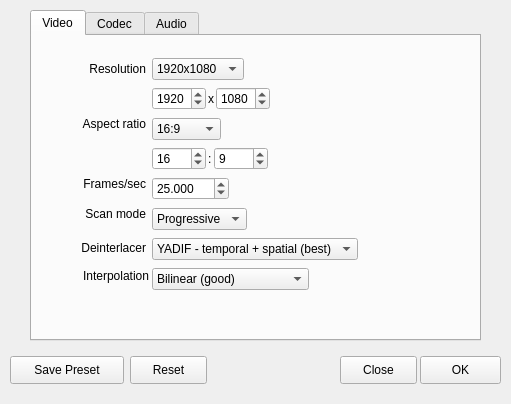
This is src/MovieMator/src/docks/advanceddock.ui in hansewu/MovieMator as Qt 5 draws it before an edit. The edited form follows.
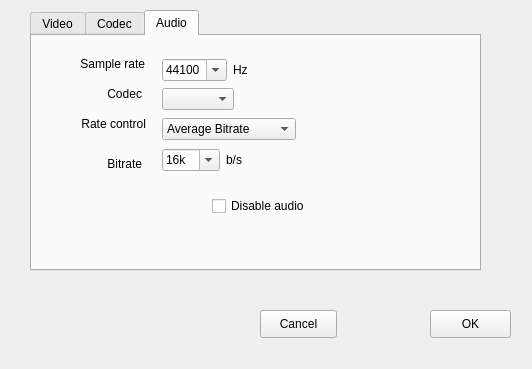
This is the edited form.

Diff of the .ui file:
```diff
--- a/src/MovieMator/src/docks/advanceddock.ui
+++ b/src/MovieMator/src/docks/advanceddock.ui
@@ -6,8 +6,8 @@
    <rect>
     <x>0</x>
     <y>0</y>
-    <width>511</width>
-    <height>404</height>
+    <width>532</width>
+    <height>369</height>
    </rect>
   </property>
   <property name="windowTitle">
@@ -17,24 +17,8 @@
    <widget class="QPushButton" name="addPresetButton">
     <property name="geometry">
      <rect>
-      <x>10</x>
-      <y>356</y>
-      <width>114</width>
-      <height>28</height>
-     </rect>
-    </property>
-    <property name="toolTip">
-     <string>Add current settings as a new custom preset</string>
-    </property>
-    <property name="text">
-     <string>Save Preset</string>
-    </property>
-   </widget>
-   <widget class="QPushButton" name="resetButton">
-    <property name="geometry">
-     <rect>
-      <x>130</x>
-      <y>356</y>
+      <x>260</x>
+      <y>310</y>
       <width>77</width>
       <height>28</height>
      </rect>
@@ -43,27 +27,14 @@
      <string>Reset options to defaults</string>
     </property>
     <property name="text">
-     <string>Reset</string>
+     <string>Cancel</string>
     </property>
    </widget>
    <widget class="QPushButton" name="closeButton">
     <property name="geometry">
      <rect>
-      <x>340</x>
-      <y>356</y>
-      <width>77</width>
-      <height>28</height>
-     </rect>
-    </property>
-    <property name="text">
-     <string>Close</string>
-    </property>
-   </widget>
-   <widget class="QPushButton" name="confirmButton">
-    <property name="geometry">
-     <rect>
-      <x>420</x>
-      <y>356</y>
+      <x>430</x>
+      <y>310</y>
       <width>81</width>
       <height>28</height>
      </rect>
@@ -73,16 +44,19 @@
     </property>
    </widget>
    <widget class="QTabWidget" name="tabWidget">
+    <property name="enabled">
+     <bool>true</bool>
+    </property>
     <property name="geometry">
      <rect>
       <x>30</x>
       <y>10</y>
       <width>451</width>
-      <height>331</height>
+      <height>261</height>
      </rect>
     </property>
     <property name="currentIndex">
-     <number>0</number>
+     <number>2</number>
     </property>
     <property name="usesScrollButtons">
      <bool>false</bool>
@@ -90,7 +64,7 @@
     <property name="documentMode">
      <bool>false</bool>
     </property>
-    <widget class="QWidget" name="modeTab">
+    <widget class="QWidget" name="videoTab">
      <attribute name="title">
       <string>Video</string>
      </attribute>
@@ -109,11 +83,14 @@
       </property>
       <item row="0" column="0">
        <widget class="QWidget" name="widget" native="true">
+        <property name="enabled">
+         <bool>true</bool>
+        </property>
         <widget class="QLabel" name="label_2">
          <property name="geometry">
           <rect>
            <x>40</x>
-           <y>204</y>
+           <y>154</y>
            <width>74</width>
            <height>16</height>
           </rect>
@@ -129,7 +106,7 @@
          <property name="geometry">
           <rect>
            <x>40</x>
-           <y>232</y>
+           <y>182</y>
            <width>77</width>
            <height>16</height>
           </rect>
@@ -145,7 +122,7 @@
          <property name="geometry">
           <rect>
            <x>44</x>
-           <y>140</y>
+           <y>90</y>
            <width>70</width>
            <height>16</height>
           </rect>
@@ -161,7 +138,7 @@
          <property name="geometry">
           <rect>
            <x>46</x>
-           <y>170</y>
+           <y>130</y>
            <width>68</width>
            <height>16</height>
           </rect>
@@ -173,22 +150,6 @@
           <set>Qt::AlignRight|Qt::AlignTrailing|Qt::AlignVCenter</set>
          </property>
         </widget>
-        <widget class="QLabel" name="label_13">
-         <property name="geometry">
-          <rect>
-           <x>40</x>
-           <y>80</y>
-           <width>74</width>
-           <height>16</height>
-          </rect>
-         </property>
-         <property name="text">
-          <string>Aspect ratio</string>
-         </property>
-         <property name="alignment">
-          <set>Qt::AlignRight|Qt::AlignTrailing|Qt::AlignVCenter</set>
-         </property>
-        </widget>
         <widget class="QLabel" name="label_22">
          <property name="geometry">
           <rect>
@@ -266,67 +227,6 @@
           </item>
          </layout>
         </widget>
-        <widget class="QWidget" name="layoutWidget_2">
-         <property name="geometry">
-          <rect>
-           <x>120</x>
-           <y>110</y>
-           <width>281</width>
-           <height>26</height>
-          </rect>
-         </property>
-         <layout class="QHBoxLayout" name="horizontalLayout_8">
-          <property name="spacing">
-           <number>2</number>
-          </property>
-          <item>
-           <widget class="QSpinBox" name="aspectNumSpinner">
-            <property name="minimum">
-             <number>1</number>
-            </property>
-            <property name="maximum">
-             <number>4096</number>
-            </property>
-            <property name="value">
-             <number>16</number>
-            </property>
-           </widget>
-          </item>
-          <item>
-           <widget class="QLabel" name="label_16">
-            <property name="text">
-             <string>:</string>
-            </property>
-           </widget>
-          </item>
-          <item>
-           <widget class="QSpinBox" name="aspectDenSpinner">
-            <property name="minimum">
-             <number>1</number>
-            </property>
-            <property name="maximum">
-             <number>4096</number>
-            </property>
-            <property name="value">
-             <number>9</number>
-            </property>
-           </widget>
-          </item>
-          <item>
-           <spacer name="horizontalSpacer_8">
-            <property name="orientation">
-             <enum>Qt::Horizontal</enum>
-            </property>
-            <property name="sizeHint" stdset="0">
-             <size>
-              <width>40</width>
-              <height>20</height>
-             </size>
-            </property>
-           </spacer>
-          </item>
-         </layout>
-        </widget>
         <widget class="QWidget" name="layoutWidget_3">
          <property name="geometry">
           <rect>
@@ -337,22 +237,6 @@
           </rect>
          </property>
          <layout class="QHBoxLayout" name="horizontalLayout_16">
-          <item>
-           <widget class="QDoubleSpinBox" name="fpsSpinner">
-            <property name="decimals">
-             <number>3</number>
-            </property>
-            <property name="minimum">
-             <double>1.000000000000000</double>
-            </property>
-            <property name="maximum">
-             <double>1000.000000000000000</double>
-            </property>
-            <property name="value">
-             <double>25.000000000000000</double>
-            </property>
-           </widget>
-          </item>
           <item>
            <spacer name="horizontalSpacer_16">
             <property name="orientation">
@@ -372,7 +256,7 @@
          <property name="geometry">
           <rect>
            <x>120</x>
-           <y>170</y>
+           <y>120</y>
            <width>281</width>
            <height>26</height>
           </rect>
@@ -417,7 +301,7 @@
          <property name="geometry">
           <rect>
            <x>120</x>
-           <y>200</y>
+           <y>150</y>
            <width>281</width>
            <height>26</height>
           </rect>
@@ -469,7 +353,7 @@
          <property name="geometry">
           <rect>
            <x>120</x>
-           <y>230</y>
+           <y>180</y>
            <width>281</width>
            <height>26</height>
           </rect>
@@ -531,7 +415,7 @@
            <widget class="QComboBox" name="resolutionBox">
             <item>
              <property name="text">
-              <string>1920x1080</string>
+              <string>1280x720(16:9)</string>
              </property>
             </item>
             <item>
@@ -571,85 +455,35 @@
             </item>
            </widget>
           </item>
-          <item>
-           <spacer name="horizontalSpacer">
-            <property name="orientation">
-             <enum>Qt::Horizontal</enum>
-            </property>
-            <property name="sizeHint" stdset="0">
-             <size>
-              <width>40</width>
-              <height>20</height>
-             </size>
-            </property>
-           </spacer>
-          </item>
          </layout>
         </widget>
-        <widget class="QWidget" name="layoutWidget_8">
+        <widget class="QDoubleSpinBox" name="fpsSpinner">
          <property name="geometry">
           <rect>
            <x>120</x>
-           <y>80</y>
-           <width>281</width>
-           <height>26</height>
+           <y>90</y>
+           <width>90</width>
+           <height>24</height>
           </rect>
          </property>
-         <layout class="QHBoxLayout" name="horizontalLayout_2">
-          <item>
-           <widget class="QComboBox" name="comboBox_2">
-            <item>
-             <property name="text">
-              <string>16:9</string>
-             </property>
-            </item>
-            <item>
-             <property name="text">
-              <string>9:16</string>
-             </property>
-            </item>
-            <item>
-             <property name="text">
-              <string>4:3</string>
-             </property>
-            </item>
-            <item>
-             <property name="text">
-              <string>3:4</string>
-             </property>
-            </item>
-            <item>
-             <property name="text">
-              <string>1:1</string>
-             </property>
-            </item>
-            <item>
-             <property name="text">
-              <string>custom</string>
-             </property>
-            </item>
-           </widget>
-          </item>
-          <item>
-           <spacer name="horizontalSpacer_2">
-            <property name="orientation">
-             <enum>Qt::Horizontal</enum>
-            </property>
-            <property name="sizeHint" stdset="0">
-             <size>
-              <width>40</width>
-              <height>20</height>
-             </size>
-            </property>
-           </spacer>
-          </item>
-         </layout>
+         <property name="decimals">
+          <number>3</number>
+         </property>
+         <property name="minimum">
+          <double>1.000000000000000</double>
+         </property>
+         <property name="maximum">
+          <double>1000.000000000000000</double>
+         </property>
+         <property name="value">
+          <double>25.000000000000000</double>
+         </property>
         </widget>
        </widget>
       </item>
      </layout>
     </widget>
-    <widget class="QWidget" name="videoTab">
+    <widget class="QWidget" name="codecTab">
      <attribute name="title">
       <string>Codec</string>
      </attribute>
@@ -1015,8 +849,8 @@
      <widget class="QCheckBox" name="disableAudioCheckbox">
       <property name="geometry">
        <rect>
-        <x>130</x>
-        <y>140</y>
+        <x>180</x>
+        <y>160</y>
         <width>107</width>
         <height>20</height>
        </rect>
```
Left out of the diff: 45 changed lines with no effect on the pictures.
